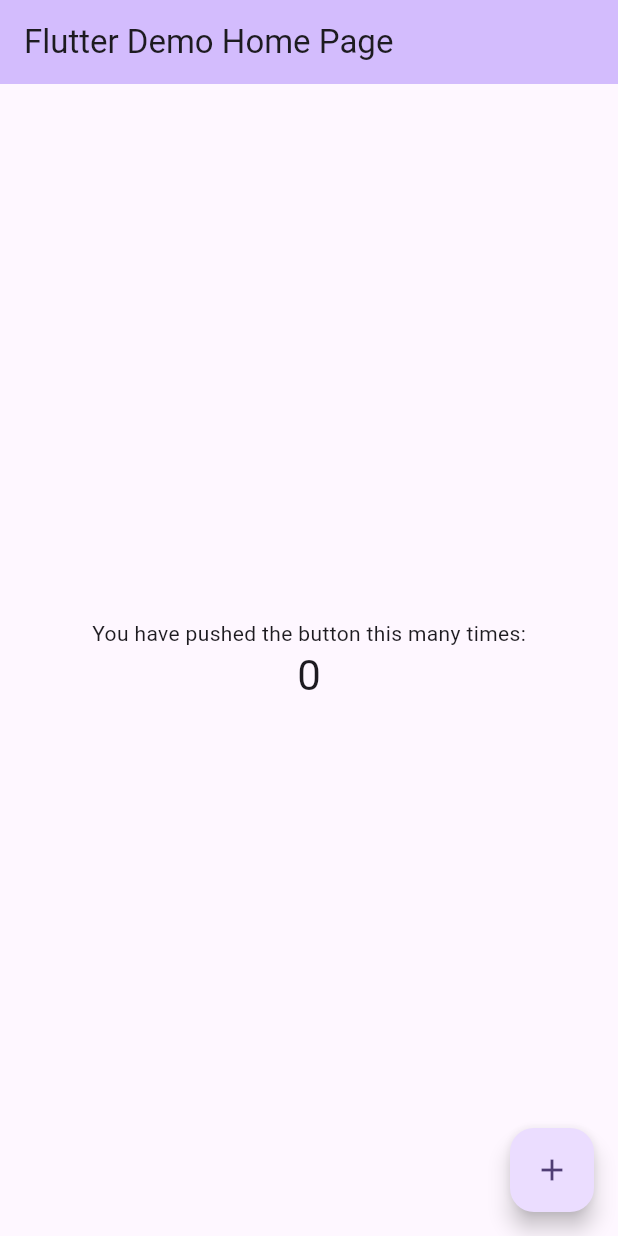
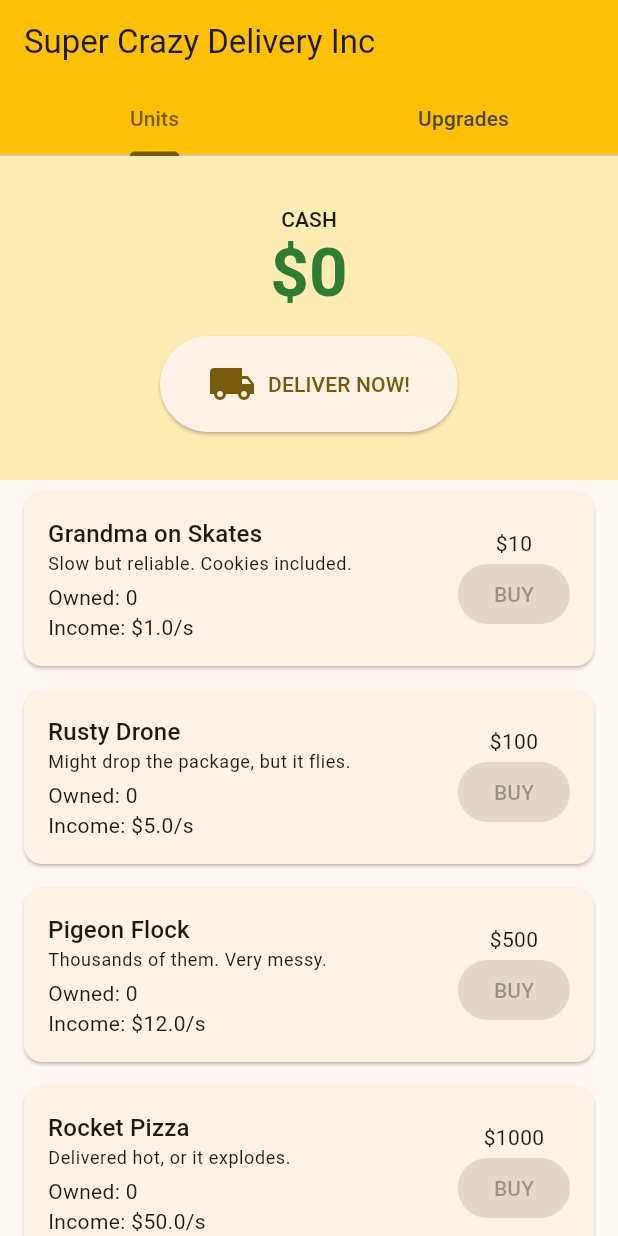
Before and after one commit to coins5/supercrazydeliveryinc, a Flutter app: the screen it shows after launch, on a phone screen of 412 x 824 dp. Run offline on Flutter 3.47's test engine with Material 3 defaults, Android fonts, the phone set to English and light mode, and no system bars.

Commit message:
Nuevos niveles

```diff
--- /dev/null
+++ b/devtools_options.yaml
@@ -0,0 +1,3 @@
+description: This file stores settings for Dart & Flutter DevTools.
+documentation: https://docs.flutter.dev/tools/devtools/extensions#configure-extension-enablement-states
+extensions:
--- a/lib/main.dart
+++ b/lib/main.dart
@@ -1,122 +1,29 @@
 import 'package:flutter/material.dart';
+import 'package:provider/provider.dart';
+import 'models/game_state.dart';
+import 'screens/home_screen.dart';
 
 void main() {
-  runApp(const MyApp());
+  runApp(
+    ChangeNotifierProvider(
+      create: (context) => GameState(),
+      child: const MyApp(),
+    ),
+  );
 }
 
 class MyApp extends StatelessWidget {
   const MyApp({super.key});
 
-  // This widget is the root of your application.
   @override
   Widget build(BuildContext context) {
     return MaterialApp(
-      title: 'Flutter Demo',
+      title: 'Super Crazy Delivery Inc',
       theme: ThemeData(
-        // This is the theme of your application.
-        //
-        // TRY THIS: Try running your application with "flutter run". You'll see
-        // the application has a purple toolbar. Then, without quitting the app,
-        // try changing the seedColor in the colorScheme below to Colors.green
-        // and then invoke "hot reload" (save your changes or press the "hot
-        // reload" button in a Flutter-supported IDE, or press "r" if you used
-        // the command line to start the app).
-        //
-        // Notice that the counter didn't reset back to zero; the application
-        // state is not lost during the reload. To reset the state, use hot
-        // restart instead.
-        //
-        // This works for code too, not just values: Most code changes can be
-        // tested with just a hot reload.
-        colorScheme: .fromSeed(seedColor: Colors.deepPurple),
+        colorScheme: ColorScheme.fromSeed(seedColor: Colors.amber),
+        useMaterial3: true,
       ),
-      home: const MyHomePage(title: 'Flutter Demo Home Page'),
+      home: const HomeScreen(),
     );
   }
 }
-
-class MyHomePage extends StatefulWidget {
-  const MyHomePage({super.key, required this.title});
-
-  // This widget is the home page of your application. It is stateful, meaning
-  // that it has a State object (defined below) that contains fields that affect
-  // how it looks.
-
-  // This class is the configuration for the state. It holds the values (in this
-  // case the title) provided by the parent (in this case the App widget) and
-  // used by the build method of the State. Fields in a Widget subclass are
-  // always marked "final".
-
-  final String title;
-
-  @override
-  State<MyHomePage> createState() => _MyHomePageState();
-}
-
-class _MyHomePageState extends State<MyHomePage> {
-  int _counter = 0;
-
-  void _incrementCounter() {
-    setState(() {
-      // This call to setState tells the Flutter framework that something has
-      // changed in this State, which causes it to rerun the build method below
-      // so that the display can reflect the updated values. If we changed
-      // _counter without calling setState(), then the build method would not be
-      // called again, and so nothing would appear to happen.
-      _counter++;
-    });
-  }
-
-  @override
-  Widget build(BuildContext context) {
-    // This method is rerun every time setState is called, for instance as done
-    // by the _incrementCounter method above.
-    //
-    // The Flutter framework has been optimized to make rerunning build methods
-    // fast, so that you can just rebuild anything that needs updating rather
-    // than having to individually change instances of widgets.
-    return Scaffold(
-      appBar: AppBar(
-        // TRY THIS: Try changing the color here to a specific color (to
-        // Colors.amber, perhaps?) and trigger a hot reload to see the AppBar
-        // change color while the other colors stay the same.
-        backgroundColor: Theme.of(context).colorScheme.inversePrimary,
-        // Here we take the value from the MyHomePage object that was created by
-        // the App.build method, and use it to set our appbar title.
-        title: Text(widget.title),
-      ),
-      body: Center(
-        // Center is a layout widget. It takes a single child and positions it
-        // in the middle of the parent.
-        child: Column(
-          // Column is also a layout widget. It takes a list of children and
-          // arranges them vertically. By default, it sizes itself to fit its
-          // children horizontally, and tries to be as tall as its parent.
-          //
-          // Column has various properties to control how it sizes itself and
-          // how it positions its children. Here we use mainAxisAlignment to
-          // center the children vertically; the main axis here is the vertical
-          // axis because Columns are vertical (the cross axis would be
-          // horizontal).
-          //
-          // TRY THIS: Invoke "debug painting" (choose the "Toggle Debug Paint"
-          // action in the IDE, or press "p" in the console), to see the
-          // wireframe for each widget.
-          mainAxisAlignment: .center,
-          children: [
-            const Text('You have pushed the button this many times:'),
-            Text(
-              '$_counter',
-              style: Theme.of(context).textTheme.headlineMedium,
-            ),
-          ],
-        ),
-      ),
-      floatingActionButton: FloatingActionButton(
-        onPressed: _incrementCounter,
-        tooltip: 'Increment',
-        child: const Icon(Icons.add),
-      ),
-    );
-  }
-}
--- /dev/null
+++ b/lib/models/delivery_unit.dart
@@ -0,0 +1,27 @@
+class DeliveryUnit {
+  final String id;
+  final String name;
+  final String description;
+  final double baseCost;
+  final double baseIncome;
+  int count;
+  double multiplier;
+
+  DeliveryUnit({
+    required this.id,
+    required this.name,
+    required this.description,
+    required this.baseCost,
+    required this.baseIncome,
+    this.count = 0,
+    this.multiplier = 1.0,
+  });
+
+  double get currentCost {
+    return baseCost * (1 + 0.15 * count); // Simple cost scaling
+  }
+
+  double get totalIncome {
+    return baseIncome * count * multiplier;
+  }
+}
--- /dev/null
+++ b/lib/models/game_state.dart
@@ -0,0 +1,240 @@
+import 'dart:async';
+import 'package:flutter/foundation.dart';
+import 'delivery_unit.dart';
+import 'upgrade.dart';
+
+class GameState extends ChangeNotifier {
+  double _money = 0;
+  double get money => _money;
+
+  Timer? _timer;
+
+  List<DeliveryUnit> units = [
+    DeliveryUnit(
+      id: 'grandma',
+      name: 'Grandma on Skates',
+      description: 'Slow but reliable. Cookies included.',
+      baseCost: 10,
+      baseIncome: 1,
+    ),
+    DeliveryUnit(
+      id: 'drone',
+      name: 'Rusty Drone',
+      description: 'Might drop the package, but it flies.',
+      baseCost: 100,
+      baseIncome: 5,
+    ),
+    DeliveryUnit(
+      id: 'pigeon_flock',
+      name: 'Pigeon Flock',
+      description: 'Thousands of them. Very messy.',
+      baseCost: 500,
+      baseIncome: 12,
+    ),
+    DeliveryUnit(
+      id: 'rocket_pizza',
+      name: 'Rocket Pizza',
+      description: 'Delivered hot, or it explodes.',
+      baseCost: 1000,
+      baseIncome: 50,
+    ),
+    DeliveryUnit(
+      id: 'skateboard_kid',
+      name: 'Skateboard Kid',
+      description: 'Radical delivery speeds.',
+      baseCost: 2500,
+      baseIncome: 100,
+    ),
+    DeliveryUnit(
+      id: 'unicycle_clown',
+      name: 'Unicycle Clown',
+      description: 'Honk honk! Delivery is here!',
+      baseCost: 7500,
+      baseIncome: 250,
+    ),
+    DeliveryUnit(
+      id: 'catapult',
+      name: 'Package Catapult',
+      description: 'Yeet the package!',
+      baseCost: 20000,
+      baseIncome: 600,
+    ),
+    DeliveryUnit(
+      id: 'cannon',
+      name: 'Delivery Cannon',
+      description: 'Precision is overrated.',
+      baseCost: 50000,
+      baseIncome: 1500,
+    ),
+    DeliveryUnit(
+      id: 'teleporting_dog',
+      name: 'Teleporting Dog',
+      description: 'Good boy appears instantly.',
+      baseCost: 150000,
+      baseIncome: 4000,
+    ),
+    DeliveryUnit(
+      id: 'ufo',
+      name: 'UFO',
+      description: 'Abducting packages to their destination.',
+      baseCost: 500000,
+      baseIncome: 12000,
+    ),
+    DeliveryUnit(
+      id: 'portal_gun',
+      name: 'Portal Gun',
+      description: 'Thinking with portals.',
+      baseCost: 1500000,
+      baseIncome: 35000,
+    ),
+    DeliveryUnit(
+      id: 'time_traveler',
+      name: 'Time Traveler',
+      description: 'Delivered yesterday.',
+      baseCost: 5000000,
+      baseIncome: 100000,
+    ),
+    DeliveryUnit(
+      id: 'black_hole',
+      name: 'Black Hole Courier',
+      description: 'Sucks the package to the customer.',
+      baseCost: 20000000,
+      baseIncome: 400000,
+    ),
+    DeliveryUnit(
+      id: 'quantum_entanglement',
+      name: 'Quantum Entanglement',
+      description: 'Spooky action at a distance.',
+      baseCost: 100000000,
+      baseIncome: 2000000,
+    ),
+    DeliveryUnit(
+      id: 'warp_drive_van',
+      name: 'Warp Drive Van',
+      description: 'Engage!',
+      baseCost: 500000000,
+      baseIncome: 10000000,
+    ),
+    DeliveryUnit(
+      id: 'hyperspace_bike',
+      name: 'Hyperspace Bike',
+      description: 'Pedal through the 4th dimension.',
+      baseCost: 2000000000,
+      baseIncome: 40000000,
+    ),
+    DeliveryUnit(
+      id: 'wormhole_express',
+      name: 'Wormhole Express',
+      description: 'Shortcuts through space-time.',
+      baseCost: 10000000000,
+      baseIncome: 200000000,
+    ),
+    DeliveryUnit(
+      id: 'multiverse_skipper',
+      name: 'Multiverse Skipper',
+      description: 'Delivers to all parallel universes.',
+      baseCost: 50000000000,
+      baseIncome: 1000000000,
+    ),
+    DeliveryUnit(
+      id: 'reality_bender',
+      name: 'Reality Bender',
+      description: 'I reject your reality and substitute my delivery.',
+      baseCost: 200000000000,
+      baseIncome: 4000000000,
+    ),
+    DeliveryUnit(
+      id: 'omnipresent_postman',
+      name: 'Omnipresent Postman',
+      description: 'He is everywhere, always.',
+      baseCost: 1000000000000,
+      baseIncome: 20000000000,
+    ),
+  ];
+
+  List<Upgrade> upgrades = [
+    Upgrade(
+      id: 'grandma_cookies',
+      name: 'Grandma\'s Cookies',
+      description: 'Grandmas work twice as hard for cookies.',
+      cost: 500,
+      type: UpgradeType.unitMultiplier,
+      targetUnitId: 'grandma',
+      multiplierValue: 2.0,
+    ),
+    Upgrade(
+      id: 'drone_battery',
+      name: 'Lithium Batteries',
+      description: 'Drones fly longer.',
+      cost: 5000,
+      type: UpgradeType.unitMultiplier,
+      targetUnitId: 'drone',
+      multiplierValue: 2.0,
+    ),
+    Upgrade(
+      id: 'coffee_break',
+      name: 'Coffee for Everyone',
+      description: 'Global productivity boost!',
+      cost: 100000,
+      type: UpgradeType.globalMultiplier,
+      multiplierValue: 1.2,
+    ),
+  ];
+
+  GameState() {
+    _startTimer();
+  }
+
+  void _startTimer() {
+    _timer = Timer.periodic(const Duration(seconds: 1), (timer) {
+      _tick();
+    });
+  }
+
+  void _tick() {
+    double income = 0;
+    for (var unit in units) {
+      income += unit.totalIncome;
+    }
+    _money += income;
+    notifyListeners();
+  }
+
+  void click() {
+    _money += 1; // Base click value
+    notifyListeners();
+  }
+
+  void buyUnit(DeliveryUnit unit) {
+    if (_money >= unit.currentCost) {
+      _money -= unit.currentCost;
+      unit.count++;
+      notifyListeners();
+    }
+  }
+
+  void buyUpgrade(Upgrade upgrade) {
+    if (_money >= upgrade.cost && !upgrade.isPurchased) {
+      _money -= upgrade.cost;
+      upgrade.isPurchased = true;
+
+      if (upgrade.type == UpgradeType.unitMultiplier &&
+          upgrade.targetUnitId != null) {
+        final unit = units.firstWhere((u) => u.id == upgrade.targetUnitId);
+        unit.multiplier *= upgrade.multiplierValue;
+      } else if (upgrade.type == UpgradeType.globalMultiplier) {
+        for (var unit in units) {
+          unit.multiplier *= upgrade.multiplierValue;
+        }
+      }
+
+      notifyListeners();
+    }
+  }
+
+  @override
+  void dispose() {
+    _timer?.cancel();
+    super.dispose();
+  }
+}
--- /dev/null
+++ b/lib/models/upgrade.dart
@@ -0,0 +1,23 @@
+enum UpgradeType { unitMultiplier, globalMultiplier, clickMultiplier }
+
+class Upgrade {
+  final String id;
+  final String name;
+  final String description;
+  final double cost;
+  final UpgradeType type;
+  final String? targetUnitId; // Only for unitMultiplier
+  final double multiplierValue;
+  bool isPurchased;
+
+  Upgrade({
+    required this.id,
+    required this.name,
+    required this.description,
+    required this.cost,
+    required this.type,
+    required this.multiplierValue,
+    this.targetUnitId,
+    this.isPurchased = false,
+  });
+}
--- /dev/null
+++ b/lib/screens/home_screen.dart
@@ -0,0 +1,99 @@
+import 'package:flutter/material.dart';
+import 'package:provider/provider.dart';
+import '../models/game_state.dart';
+import '../widgets/unit_card.dart';
+import '../widgets/upgrade_card.dart';
+
+class HomeScreen extends StatelessWidget {
+  const HomeScreen({super.key});
+
+  @override
+  Widget build(BuildContext context) {
+    return DefaultTabController(
+      length: 2,
+      child: Scaffold(
+        appBar: AppBar(
+          title: const Text('Super Crazy Delivery Inc'),
+          backgroundColor: Colors.amber,
+          bottom: const TabBar(
+            tabs: [
+              Tab(text: 'Units'),
+              Tab(text: 'Upgrades'),
+            ],
+          ),
+        ),
+        body: Consumer<GameState>(
+          builder: (context, gameState, child) {
+            return Column(
+              children: [
+                Container(
+                  padding: const EdgeInsets.all(32),
+                  width: double.infinity,
+                  color: Colors.amber.shade100,
+                  child: Column(
+                    children: [
+                      Text(
+                        'CASH',
+                        style: Theme.of(context).textTheme.labelLarge,
+                      ),
+                      Text(
+                        '\$${gameState.money.toStringAsFixed(0)}',
+                        style: Theme.of(context).textTheme.displayMedium
+                            ?.copyWith(
+                              fontWeight: FontWeight.bold,
+                              color: Colors.green.shade800,
+                            ),
+                      ),
+                      const SizedBox(height: 16),
+                      ElevatedButton.icon(
+                        onPressed: gameState.click,
+                        icon: const Icon(Icons.local_shipping, size: 32),
+                        label: const Text('DELIVER NOW!'),
+                        style: ElevatedButton.styleFrom(
+                          padding: const EdgeInsets.symmetric(
+                            horizontal: 32,
+                            vertical: 16,
+                          ),
+                        ),
+                      ),
+                    ],
+                  ),
+                ),
+                Expanded(
+                  child: TabBarView(
+                    children: [
+                      // Units Tab
+                      ListView.builder(
+                        itemCount: gameState.units.length,
+                        itemBuilder: (context, index) {
+                          final unit = gameState.units[index];
+                          return UnitCard(
+                            unit: unit,
+                            canAfford: gameState.money >= unit.currentCost,
+                            onBuy: () => gameState.buyUnit(unit),
+                          );
+                        },
+                      ),
+                      // Upgrades Tab
+                      ListView.builder(
+                        itemCount: gameState.upgrades.length,
+                        itemBuilder: (context, index) {
+                          final upgrade = gameState.upgrades[index];
+                          return UpgradeCard(
+                            upgrade: upgrade,
+                            canAfford: gameState.money >= upgrade.cost,
+                            onBuy: () => gameState.buyUpgrade(upgrade),
+                          );
+                        },
+                      ),
+                    ],
+                  ),
+                ),
+              ],
+            );
+          },
+        ),
+      ),
+    );
+  }
+}
--- /dev/null
+++ b/lib/widgets/unit_card.dart
@@ -0,0 +1,56 @@
+import 'package:flutter/material.dart';
+import '../models/delivery_unit.dart';
+
+class UnitCard extends StatelessWidget {
+  final DeliveryUnit unit;
+  final VoidCallback onBuy;
+  final bool canAfford;
+
+  const UnitCard({
+    super.key,
+    required this.unit,
+    required this.onBuy,
+    required this.canAfford,
+  });
+
+  @override
+  Widget build(BuildContext context) {
+    return Card(
+      margin: const EdgeInsets.symmetric(horizontal: 16, vertical: 8),
+      child: Padding(
+        padding: const EdgeInsets.all(16.0),
+        child: Row(
+          children: [
+            Expanded(
+              child: Column(
+                crossAxisAlignment: CrossAxisAlignment.start,
+                children: [
+                  Text(
+                    unit.name,
+                    style: Theme.of(context).textTheme.titleMedium,
+                  ),
+                  Text(
+                    unit.description,
+                    style: Theme.of(context).textTheme.bodySmall,
+                  ),
+                  const SizedBox(height: 4),
+                  Text('Owned: ${unit.count}'),
+                  Text('Income: \$${unit.baseIncome}/s'),
+                ],
+              ),
+            ),
+            Column(
+              children: [
+                Text('\$${unit.currentCost.toStringAsFixed(0)}'),
+                ElevatedButton(
+                  onPressed: canAfford ? onBuy : null,
+                  child: const Text('BUY'),
+                ),
+              ],
+            ),
+          ],
+        ),
+      ),
+    );
+  }
+}
--- /dev/null
+++ b/lib/widgets/upgrade_card.dart
@@ -0,0 +1,51 @@
+import 'package:flutter/material.dart';
+import '../models/upgrade.dart';
+
+class UpgradeCard extends StatelessWidget {
+  final Upgrade upgrade;
+  final bool canAfford;
+  final VoidCallback onBuy;
+
+  const UpgradeCard({
+    super.key,
+    required this.upgrade,
+    required this.canAfford,
+    required this.onBuy,
+  });
+
+  @override
+  Widget build(BuildContext context) {
+    return Card(
+      margin: const EdgeInsets.symmetric(horizontal: 16, vertical: 8),
+      child: Padding(
+        padding: const EdgeInsets.all(16),
+        child: Row(
+          children: [
+            Expanded(
+              child: Column(
+                crossAxisAlignment: CrossAxisAlignment.start,
+                children: [
+                  Text(
+                    upgrade.name,
+                    style: Theme.of(context).textTheme.titleMedium,
+                  ),
+                  Text(
+                    upgrade.description,
+                    style: Theme.of(context).textTheme.bodySmall,
+                  ),
+                ],
+              ),
+            ),
+            if (upgrade.isPurchased)
+              const Icon(Icons.check_circle, color: Colors.green)
+            else
+              ElevatedButton(
+                onPressed: canAfford ? onBuy : null,
+                child: Text('\$${upgrade.cost.toStringAsFixed(0)}'),
+              ),
+          ],
+        ),
+      ),
+    );
+  }
+}
--- a/pubspec.yaml
+++ b/pubspec.yaml
@@ -34,6 +34,7 @@ dependencies:
   # The following adds the Cupertino Icons font to your application.
   # Use with the CupertinoIcons class for iOS style icons.
   cupertino_icons: ^1.0.8
+  provider: ^6.1.5+1
 
 dev_dependencies:
   flutter_test:
```
Also changed, not shown: pubspec.lock, 2 other files.
